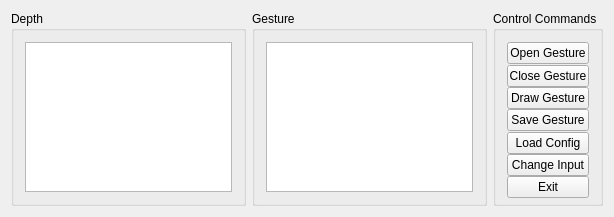
This is mainwindow.ui in alex-nagami/QtKinectInteraction as Qt 5 draws it before an edit. The edited form follows.
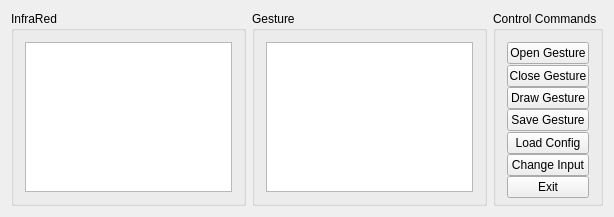
This is the edited form. Custom widgets are drawn as their Qt base class.

What changed in the file:
```diff
--- a/mainwindow.ui
+++ b/mainwindow.ui
@@ -24,7 +24,7 @@
        </size>
       </property>
       <property name="title">
-       <string>Depth</string>
+       <string>InfraRed</string>
       </property>
       <layout class="QVBoxLayout" name="verticalLayout">
        <item>
```
